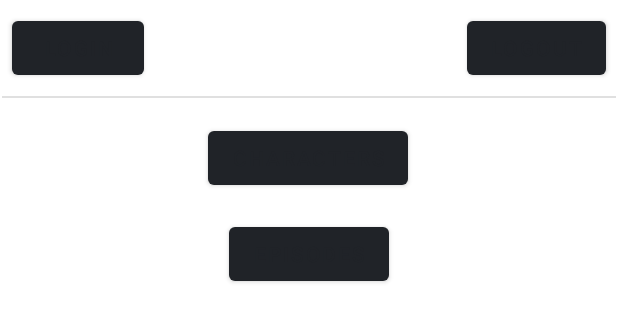
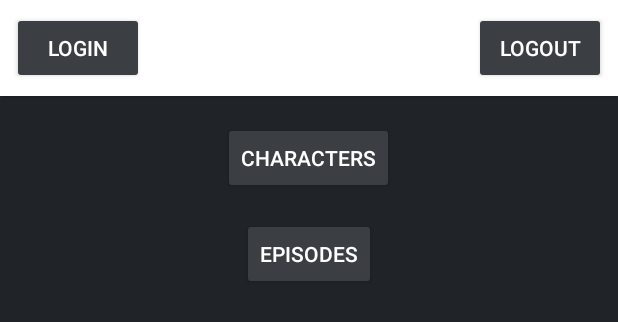
Before and after one commit to Eliottln/Rick-And-Morty, an Android app: the layout activity_result_launcher.xml on its own in the app's theme, with its tools: preview values and no code run, on a phone screen of 412 x 824 dp. Shown: the top 322 px of the screen. Run offline under Robolectric (Android 15) with nearby library versions, the phone set to English and light mode, and no system bars; network calls fail.

Commit message:
activity comments

```diff
--- a/app/src/main/res/layout/activity_result_launcher.xml
+++ b/app/src/main/res/layout/activity_result_launcher.xml
@@ -6,13 +6,25 @@
     android:layout_height="match_parent"
     tools:context=".view.ActivityResultLauncher">
 
+    <View
+        android:id="@+id/view2"
+        android:layout_width="0dp"
+        android:layout_height="0dp"
+        android:background="@color/white"
+        app:layout_constraintBottom_toTopOf="@+id/divider1"
+        app:layout_constraintEnd_toEndOf="parent"
+        app:layout_constraintStart_toStartOf="parent"
+        app:layout_constraintTop_toTopOf="parent" />
+
     <Button
         android:id="@+id/signin_btn"
         android:layout_width="wrap_content"
         android:layout_height="wrap_content"
         android:layout_marginStart="8dp"
         android:layout_marginTop="8dp"
+        android:backgroundTint="@color/light_grey"
         android:text="Login"
+        android:textColor="@color/white"
         app:layout_constraintStart_toStartOf="parent"
         app:layout_constraintTop_toTopOf="parent" />
 
@@ -22,7 +34,9 @@
         android:layout_height="wrap_content"
         android:layout_marginTop="8dp"
         android:layout_marginEnd="8dp"
+        android:backgroundTint="@color/light_grey"
         android:text="Logout"
+        android:textColor="@color/white"
         app:layout_constraintEnd_toEndOf="parent"
         app:layout_constraintTop_toTopOf="parent" />
 
@@ -41,7 +55,9 @@
         android:layout_width="wrap_content"
         android:layout_height="wrap_content"
         android:layout_marginTop="16dp"
+        android:backgroundTint="@color/light_grey"
         android:text="Characters"
+        android:textColor="@color/white"
         app:layout_constraintEnd_toEndOf="parent"
         app:layout_constraintHorizontal_bias="0.498"
         app:layout_constraintStart_toStartOf="parent"
@@ -52,7 +68,9 @@
         android:layout_width="wrap_content"
         android:layout_height="wrap_content"
         android:layout_marginTop="16dp"
+        android:backgroundTint="@color/light_grey"
         android:text="Episodes"
+        android:textColor="@color/white"
         app:layout_constraintEnd_toEndOf="parent"
         app:layout_constraintStart_toStartOf="parent"
         app:layout_constraintTop_toBottomOf="@+id/characters_btn" />
--- a/app/src/main/res/values-night/themes.xml
+++ b/app/src/main/res/values-night/themes.xml
@@ -1,16 +1,17 @@
 <resources xmlns:tools="http://schemas.android.com/tools">
     <!-- Base application theme. -->
-    <style name="Theme.RickAndMortyProjectUI" parent="Theme.MaterialComponents.DayNight.DarkActionBar">
+    <style name="Theme.RickAndMortyProjectUI" parent="Theme.AppCompat.DayNight.NoActionBar">
         <!-- Primary brand color. -->
-        <item name="colorPrimary">@color/purple_200</item>
-        <item name="colorPrimaryVariant">@color/purple_700</item>
-        <item name="colorOnPrimary">@color/black</item>
+        <item name="colorPrimary">@color/dark_grey</item>
+        <item name="colorPrimaryVariant">@color/white</item>
+        <item name="colorOnPrimary">@color/white</item>
         <!-- Secondary brand color. -->
         <item name="colorSecondary">@color/teal_200</item>
         <item name="colorSecondaryVariant">@color/teal_200</item>
-        <item name="colorOnSecondary">@color/black</item>
+        <item name="colorOnSecondary">@color/white</item>
         <!-- Status bar color. -->
         <item name="android:statusBarColor">?attr/colorPrimaryVariant</item>
         <!-- Customize your theme here. -->
+        <item name="android:colorBackground">?attr/colorPrimary</item>
     </style>
 </resources>
--- a/app/src/main/res/values/colors.xml
+++ b/app/src/main/res/values/colors.xml
@@ -1,12 +1,10 @@
 <?xml version="1.0" encoding="utf-8"?>
 <resources>
-    <color name="purple_200">#202328</color>
-    <color name="purple_500">#FFFFFF</color>
-    <color name="purple_700">#202328</color>
+    <color name="dark_grey">#202328</color>
+    <color name="white">#FFFFFF</color>
+    <color name="purple_700">#FFFFFF</color>
     <color name="teal_200">#FF03DAC5</color>
     <color name="teal_700">#FF018786</color>
-    <color name="black">#202328</color>
-    <color name="white">#3B3E43</color>
-<!--    <color name="dark_grey">#202328</color>-->
-<!--    <color name="light_grey">#3B3E43</color>-->
+    <color name="black">#000000</color>
+    <color name="light_grey">#3B3E43</color>
 </resources>
--- a/app/src/main/res/values/themes.xml
+++ b/app/src/main/res/values/themes.xml
@@ -1,16 +1,17 @@
 <resources xmlns:tools="http://schemas.android.com/tools">
     <!-- Base application theme. -->
-    <style name="Theme.RickAndMortyProjectUI" parent="Theme.MaterialComponents.DayNight.DarkActionBar">
+    <style name="Theme.RickAndMortyProjectUI" parent="Theme.AppCompat.DayNight.NoActionBar">
         <!-- Primary brand color. -->
-        <item name="colorPrimary">@color/purple_200</item>
-        <item name="colorPrimaryVariant">@color/purple_700</item>
-        <item name="colorOnPrimary">@color/black</item>
+        <item name="colorPrimary">@color/dark_grey</item>
+        <item name="colorPrimaryVariant">@color/white</item>
+        <item name="colorOnPrimary">@color/white</item>
         <!-- Secondary brand color. -->
         <item name="colorSecondary">@color/teal_200</item>
         <item name="colorSecondaryVariant">@color/teal_200</item>
-        <item name="colorOnSecondary">@color/black</item>
+        <item name="colorOnSecondary">@color/white</item>
         <!-- Status bar color. -->
         <item name="android:statusBarColor">?attr/colorPrimaryVariant</item>
         <!-- Customize your theme here. -->
+        <item name="android:colorBackground">?attr/colorPrimary</item>
     </style>
 </resources>
```
Also changed, not shown: app/src/main/AndroidManifest.xml (+9 -2 lines), app/src/main/java/com/example/rickandmortyprojectui/view/CharacterDetails.kt (added, +12 -0 lines), app/src/main/java/com/example/rickandmortyprojectui/view/CharactersListActivity.kt (+10 -2 lines), app/src/main/java/com/example/rickandmortyprojectui/view/adapters/CharactersListAdapter.kt (+23 -7 lines), app/src/main/res/layout/activity_character_details.xml (added, +36 -0 lines), app/src/main/res/layout/activity_characters_list.xml (+13 -2 lines), app/src/main/res/layout/item_characters_list.xml (+13 -5 lines).
